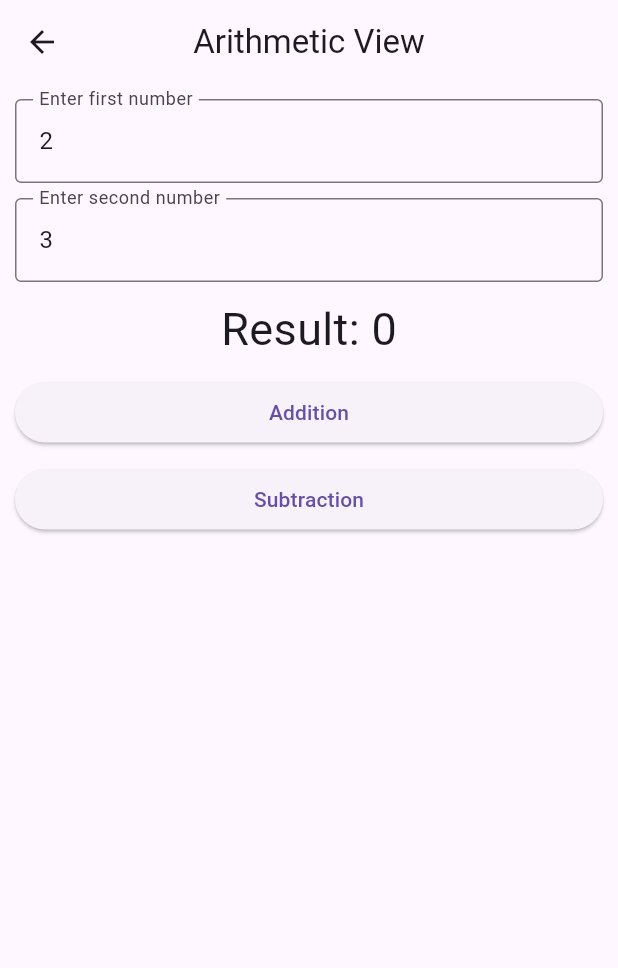
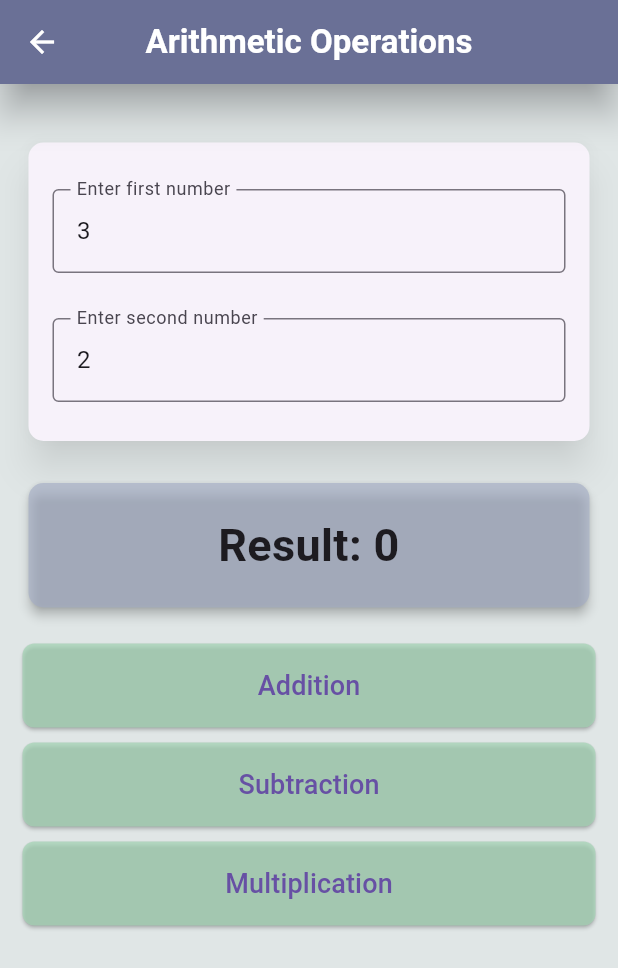
Before and after one commit to dilasha-ghimire/MathLab, a Flutter app: the ArithmeticView screen opened directly, on a phone screen of 412 x 824 dp. Shown: the top 968 px of the screen. Run offline on Flutter 3.47's test engine with Material 3 defaults, Android fonts, the phone set to English and light mode, and no system bars.

Commit message:
Arithmetic View complete

```diff
--- a/lib/view/arithmetic_view.dart
+++ b/lib/view/arithmetic_view.dart
@@ -8,37 +8,56 @@ class ArithmeticView extends StatefulWidget {
 }
 
 class _ArithmeticViewState extends State<ArithmeticView> {
-  // int first = 0;
-  // int second = 0;
-
-  final firstController = TextEditingController(text: "2");
-  final secondController = TextEditingController(text: "3");
+  // default value (easy for testing)
+  final firstController = TextEditingController(text: "3");
+  final secondController = TextEditingController(text: "2");
   int result = 0;
 
-  // Global key for form state
-  // Without GlobalKey, you’d have no direct access to methods
-  // like validate() or reset() for the Form widget.
   final myKey = GlobalKey<FormState>();
 
   @override
   Widget build(BuildContext context) {
     return Scaffold(
       appBar: AppBar(
-        title: const Text('Arithmetic View'),
+        title: const Text(
+          'Arithmetic Operations',
+          style: TextStyle(
+            fontWeight: FontWeight.bold,
+            color: Colors.white,
+          ),
+        ),
         centerTitle: true,
-        elevation: 0,
+        elevation: 10,
+        backgroundColor: const Color.fromARGB(255, 106, 117, 148),
+        shadowColor: const Color.fromARGB(255, 3, 1, 22),
+        iconTheme: const IconThemeData(color: Colors.white),
+        // to change the color of 'back' icon
       ),
-      body: Padding(
-        padding: const EdgeInsets.all(10),
+      backgroundColor: const Color.fromARGB(255, 224, 230, 230),
+      // background color of body
+      body: SingleChildScrollView(
+        padding: const EdgeInsets.all(15),
         child: Form(
           key: myKey,
           child: Column(
+            crossAxisAlignment: CrossAxisAlignment.stretch,
             children: [
+              const SizedBox(height: 20),
+
+              // User Input Card
+              Card(
+                elevation: 10,
+                shadowColor: Colors.black45,
+                shape: RoundedRectangleBorder(
+                  borderRadius: BorderRadius.circular(10),
+                ),
+                child: Padding(
+                  padding: const EdgeInsets.all(16),
+                  child: Column(children: [
+                    const SizedBox(height: 15),
+
+                    // First Number
                     TextFormField(
-                // required for validator
-                // onChanged: (value) {
-                //   first = int.tryParse(value) ?? 0;
-                // },
                       controller: firstController,
                       keyboardType: TextInputType.number,
                       decoration: const InputDecoration(
@@ -52,15 +71,10 @@ class _ArithmeticViewState extends State<ArithmeticView> {
                         return null;
                       },
                     ),
+                    const SizedBox(height: 30),
 
-              // Invisible box
-              const SizedBox(height: 10),
-
+                    // Second Number
                     TextFormField(
-                // required for validator
-                // onChanged: (value) {
-                //   second = int.tryParse(value) ?? 0;
-                // },
                       controller: secondController,
                       keyboardType: TextInputType.number,
                       decoration: const InputDecoration(
@@ -74,48 +88,101 @@ class _ArithmeticViewState extends State<ArithmeticView> {
                         return null;
                       },
                     ),
+                    const SizedBox(height: 10),
+                  ]),
+                ),
+              ),
+              const SizedBox(height: 20),
 
-              const SizedBox(height: 10),
+              // Result Card
+              Card(
+                elevation: 3,
+                color: const Color.fromARGB(158, 162, 171, 196),
+                shape: RoundedRectangleBorder(
+                  borderRadius: BorderRadius.circular(10),
+                ),
+                child: Padding(
+                  padding: const EdgeInsets.symmetric(vertical: 20),
+                  child: Text(
+                    'Result: $result',
+                    textAlign: TextAlign.center,
+                    style: const TextStyle(
+                        fontSize: 30, fontWeight: FontWeight.bold),
+                  ),
+                ),
+              ),
+              const SizedBox(height: 20),
 
-              Text(
-                'Result: $result',
-                style: const TextStyle(fontSize: 30),
-              ),
-              const SizedBox(height: 10),
-              SizedBox(
-                width: double.infinity,
-                child: ElevatedButton(
+              // Addition Button
+              ElevatedButton(
                 onPressed: () {
-                    // Page lai refresh garako
                   if (myKey.currentState!.validate()) {
                     setState(() {
-                        // result = first + second;
                       result = int.parse(firstController.text) +
                           int.parse(secondController.text);
                     });
                   }
                 },
-                  child: const Text('Addition'),
+                style: ElevatedButton.styleFrom(
+                  padding: const EdgeInsets.symmetric(vertical: 15),
+                  shape: RoundedRectangleBorder(
+                    borderRadius: BorderRadius.circular(8),
+                  ),
+                  backgroundColor: const Color.fromARGB(179, 163, 212, 180),
+                ),
+                child: const Text(
+                  'Addition',
+                  style: TextStyle(fontSize: 18),
                 ),
               ),
-
               const SizedBox(height: 10),
 
-              SizedBox(
-                width: double.infinity,
-                child: ElevatedButton(
+              // Subtraction Button
+              ElevatedButton(
                 onPressed: () {
                   if (myKey.currentState!.validate()) {
                     setState(() {
-                        // result = first - second;
                       result = int.parse(firstController.text) -
                           int.parse(secondController.text);
                     });
                   }
                 },
-                  child: const Text('Subtraction'),
+                style: ElevatedButton.styleFrom(
+                  padding: const EdgeInsets.symmetric(vertical: 15),
+                  shape: RoundedRectangleBorder(
+                    borderRadius: BorderRadius.circular(8),
                   ),
-              )
+                  backgroundColor: const Color.fromARGB(179, 163, 212, 180),
+                ),
+                child: const Text(
+                  'Subtraction',
+                  style: TextStyle(fontSize: 18),
+                ),
+              ),
+              const SizedBox(height: 10),
+
+              // Multiplication Button
+              ElevatedButton(
+                onPressed: () {
+                  if (myKey.currentState!.validate()) {
+                    setState(() {
+                      result = int.parse(firstController.text) *
+                          int.parse(secondController.text);
+                    });
+                  }
+                },
+                style: ElevatedButton.styleFrom(
+                  padding: const EdgeInsets.symmetric(vertical: 15),
+                  shape: RoundedRectangleBorder(
+                    borderRadius: BorderRadius.circular(8),
+                  ),
+                  backgroundColor: const Color.fromARGB(179, 163, 212, 180),
+                ),
+                child: const Text(
+                  'Multiplication',
+                  style: TextStyle(fontSize: 18),
+                ),
+              ),
             ],
           ),
         ),
--- a/lib/view/dashboard_view.dart
+++ b/lib/view/dashboard_view.dart
@@ -28,7 +28,7 @@ class DashboardView extends StatelessWidget {
       body: SingleChildScrollView(
         child: Column(
           children: [
-            const SizedBox(height: 40),
+            const SizedBox(height: 40), // Gap above the box
             Center(
               child: Container(
                 width: MediaQuery.of(context).size.width * 0.9,
@@ -139,7 +139,7 @@ class DashboardView extends StatelessWidget {
                           child: const Column(
                             mainAxisAlignment: MainAxisAlignment.center,
                             children: [
-                              Icon(Icons.calculate,
+                              Icon(Icons.savings,
                                   size: 50, color: Colors.white),
                               SizedBox(height: 10),
                               Text(
@@ -157,7 +157,7 @@ class DashboardView extends StatelessWidget {
                     ),
                     const SizedBox(height: 20),
 
-                    // Arithmetic View Card
+                    // Arithmetic Operations Card
                     Card(
                       shape: RoundedRectangleBorder(
                         borderRadius: BorderRadius.circular(15.0),
@@ -191,11 +191,11 @@ class DashboardView extends StatelessWidget {
                           child: const Column(
                             mainAxisAlignment: MainAxisAlignment.center,
                             children: [
-                              Icon(Icons.functions,
+                              Icon(Icons.calculate,
                                   size: 50, color: Colors.white),
                               SizedBox(height: 10),
                               Text(
-                                'Arithmetic View',
+                                'Arithmetic Operations',
                                 style: TextStyle(
                                   fontSize: 18,
                                   fontWeight: FontWeight.bold,
```
Also changed, not shown: assets/Dashboard Screenshot.png. Lines whose indentation alone changed are shown as unchanged.
